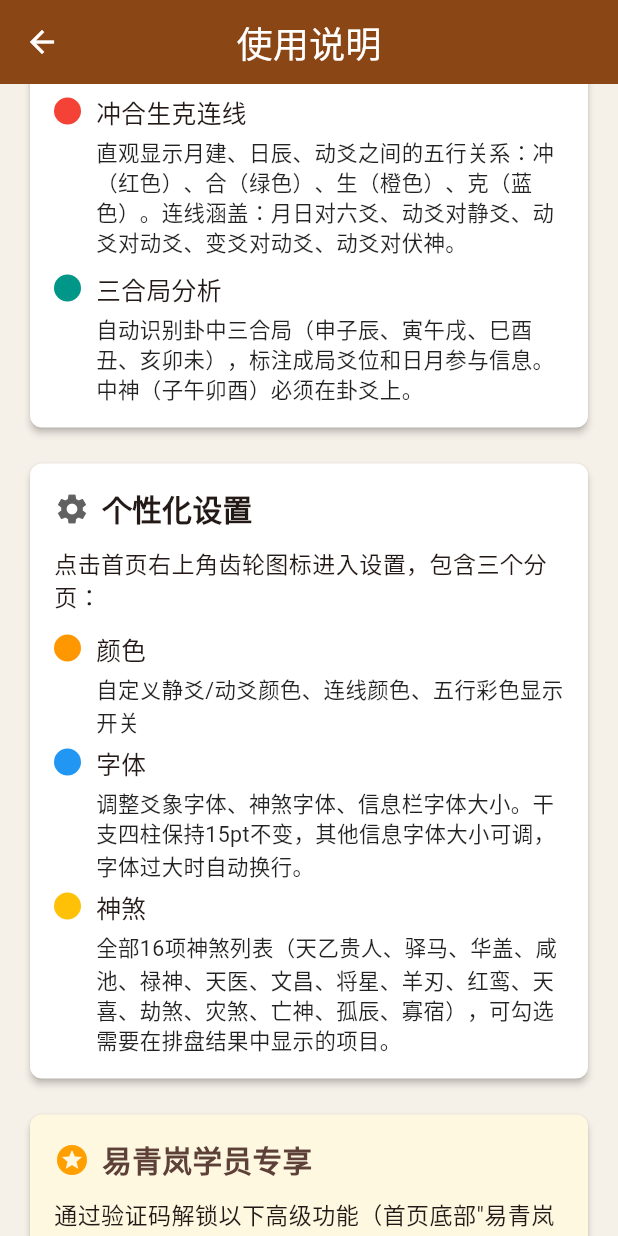
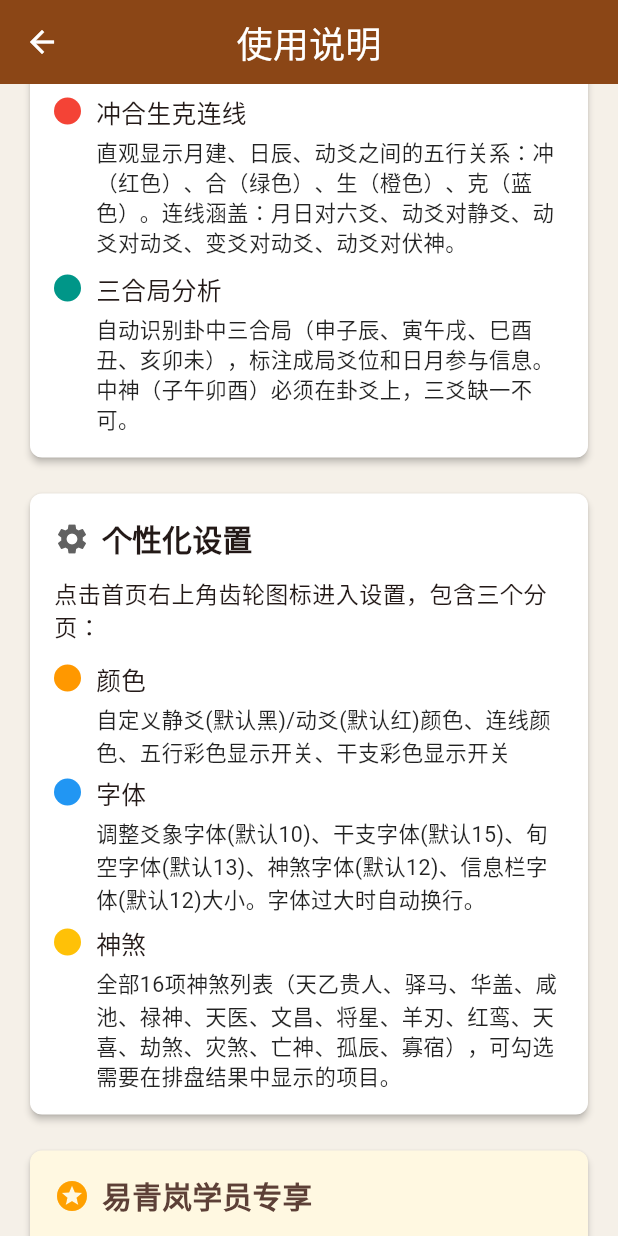
Before and after one commit to jiangbocn-sys/liuyao-app, a Flutter app: the AboutScreen screen opened directly, scrolled down 2304 dp, on a phone screen of 412 x 824 dp. Run offline on Flutter 3.47's test engine with Material 3 defaults, Android fonts, the phone set to English and light mode, and no system bars; our stand-ins replace image_picker, sensors_plus, share_plus, shared_preferences, sqflite, webview_flutter; missing offline and left inert: google_mlkit_text_recognition; accounts and stored records are empty.

Commit message:
chore: 更新使用说明文档

```diff
--- a/lib/screens/about_screen.dart
+++ b/lib/screens/about_screen.dart
@@ -218,7 +218,7 @@ class AboutScreen extends StatelessWidget {
                     _buildFeatureItem('导出Markdown', '选中单条或多条记录，导出为Markdown格式文件，可通过系统分享发送到微信、飞书、邮件等', Colors.green),
                     const SizedBox(height: 12),
                     const Text(
-                      '解卦笔记：在排盘结果页底部可编辑解卦内容，点击"完成"自动保存。从历史记录进入时同样支持编辑和保存。',
+                      '解卦笔记：在排盘结果页底部可编辑解卦内容，点击"完成"自动保存。收到他人分享的排盘时自动弹窗提示，确认后自动保存当前编辑内容再跳转。',
                       style: TextStyle(fontSize: 13, color: Colors.black87),
                     ),
                   ],
@@ -303,7 +303,7 @@ class AboutScreen extends StatelessWidget {
 
                     _buildFeatureItem(
                       '三合局分析',
-                      '自动识别卦中三合局（申子辰、寅午戌、巳酉丑、亥卯未），标注成局爻位和日月参与信息。中神（子午卯酉）必须在卦爻上。',
+                      '自动识别卦中三合局（申子辰、寅午戌、巳酉丑、亥卯未），标注成局爻位和日月参与信息。中神（子午卯酉）必须在卦爻上，三爻缺一不可。',
                       Colors.teal,
                     ),
                   ],
@@ -336,12 +336,11 @@ class AboutScreen extends StatelessWidget {
                       style: TextStyle(fontSize: 14),
                     ),
                     const SizedBox(height: 12),
-                    _buildFeatureItem('颜色', '自定义静爻/动爻颜色、连线颜色、五行彩色显示开关', Colors.orange),
+                    _buildFeatureItem('颜色', '自定义静爻(默认黑)/动爻(默认红)颜色、连线颜色、五行彩色显示开关、干支彩色显示开关', Colors.orange),
                     const SizedBox(height: 6),
                     _buildFeatureItem(
                       '字体',
-                      '调整爻象字体、神煞字体、信息栏字体大小。'
-                      '干支四柱保持15pt不变，其他信息字体大小可调，字体过大时自动换行。',
+                      '调整爻象字体(默认10)、干支字体(默认15)、旬空字体(默认13)、神煞字体(默认12)、信息栏字体(默认12)大小。字体过大时自动换行。',
                       Colors.blue,
                     ),
                     const SizedBox(height: 6),
--- a/lib/version.dart
+++ b/lib/version.dart
@@ -1,4 +1,4 @@
 /// 应用版本号
 /// 更新时同步修改 pubspec.yaml 中的 version
 const String appVersion = '1.2.1';
-const int appBuildNumber = 23;
+const int appBuildNumber = 24;
--- a/pubspec.yaml
+++ b/pubspec.yaml
@@ -16,7 +16,7 @@ publish_to: 'none' # Remove this line if you wish to publish to pub.dev
 # https://developer.apple.com/library/archive/documentation/General/Reference/InfoPlistKeyReference/Articles/CoreFoundationKeys.html
 # In Windows, build-name is used as the major, minor, and patch parts
 # of the product and file versions while build-number is used as the build suffix.
-version: 1.2.1+23
+version: 1.2.1+24
 
 environment:
   sdk: ^3.12.2
```
Also changed, not shown: 1 other file.
